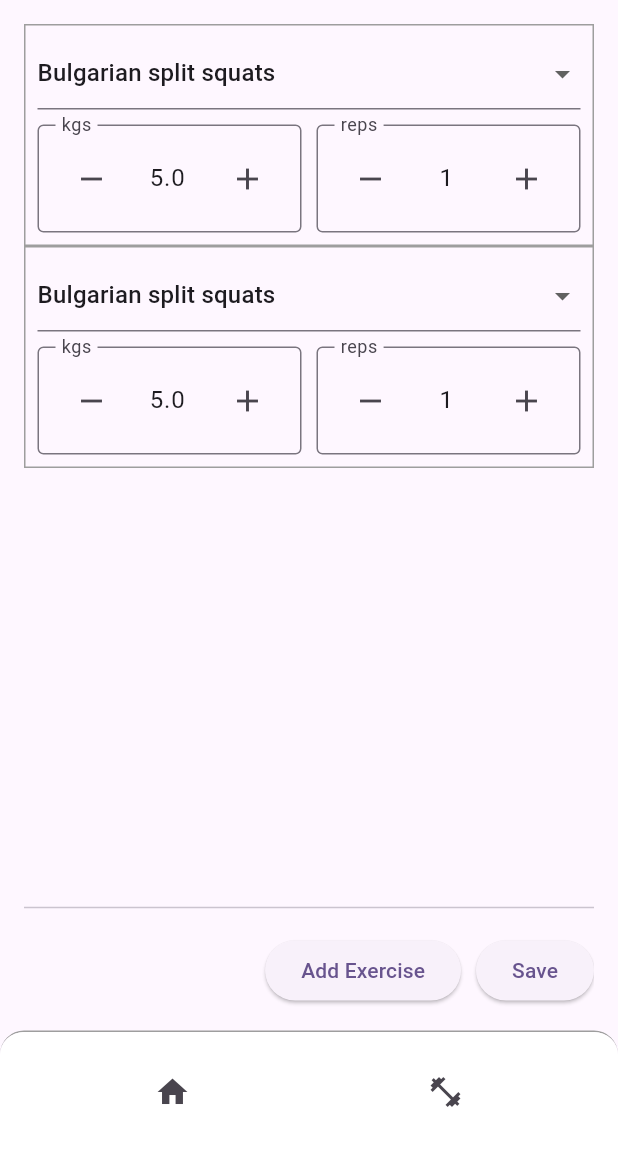
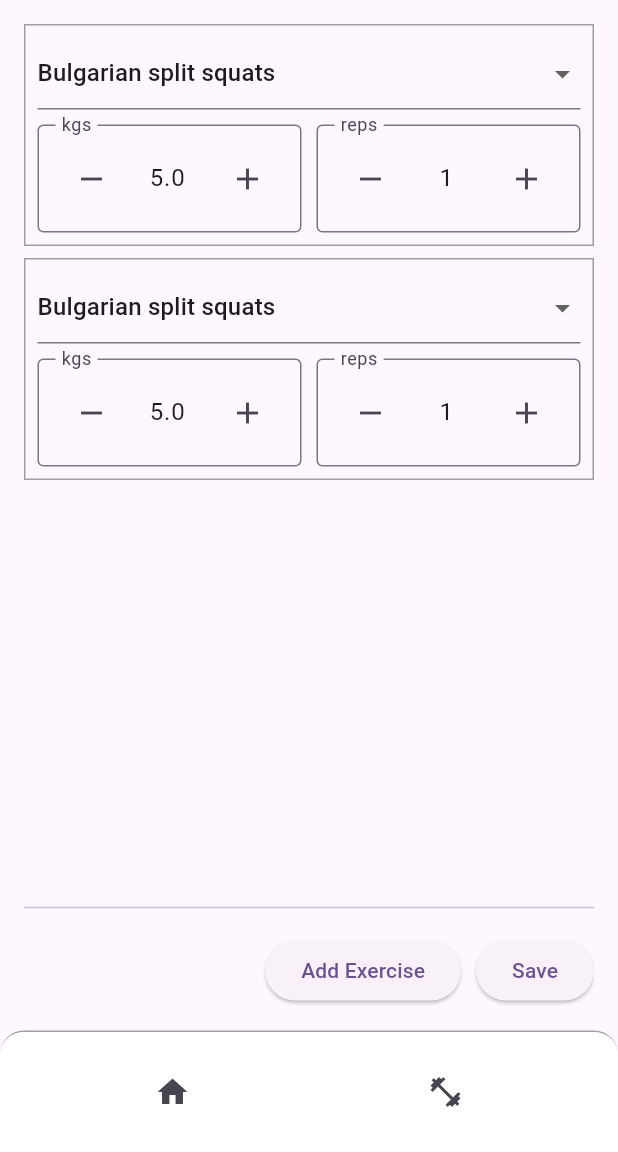
Before and after one commit to Fabs97/fitsanny, a Flutter app: the screen it shows after launch, after a tap on the "fitness center" icon, after a tap on "Add Exercise", on a phone screen of 412 x 824 dp, the part 84-1236 px from its top. Run offline on Flutter 3.47's test engine with Material 3 defaults, Android fonts, the phone set to English and light mode, and no system bars; drawn by our look-alikes of flutter_form_builder; our stand-ins replace flutter_bloc, go_router, sqflite; accounts and stored records are empty.

Commit message:
minor refactor

```diff
--- a/lib/pages/training/training_form.dart
+++ b/lib/pages/training/training_form.dart
@@ -24,7 +24,7 @@ class _TrainingFormState extends State<TrainingForm> {
         children: [
           Expanded(
             child: SingleChildScrollView(
-              child: Column(children: _exerciseRows),
+              child: Column(spacing: 8.0, children: _exerciseRows),
             ),
           ),
           Divider(),
--- a/lib/router.dart
+++ b/lib/router.dart
@@ -1,25 +1,13 @@
-import 'package:fitsanny/bottom_bar.dart';
 import 'package:fitsanny/pages/home/home.dart';
 import 'package:fitsanny/pages/training/training_home.dart';
-import 'package:flutter/material.dart';
+import 'package:fitsanny/shell_route_builder.dart';
 import 'package:go_router/go_router.dart';
 
 final _router = GoRouter(
   initialLocation: '/home',
   routes: [
     ShellRoute(
-      builder: (context, state, child) {
-        return Scaffold(
-          appBar: AppBar(
-            backgroundColor: Theme.of(context).colorScheme.inversePrimary,
-            title: Text('Fit Sanny'),
-          ),
-          body: SafeArea(
-            child: Padding(padding: const EdgeInsets.all(16.0), child: child),
-          ),
-          bottomNavigationBar: AppBottomBar(),
-        );
-      },
+      builder: shellRouteBuilder,
       routes: [
         GoRoute(
           path: '/home',
--- /dev/null
+++ b/lib/shell_route_builder.dart
@@ -0,0 +1,18 @@
+import 'package:fitsanny/bottom_bar.dart';
+import 'package:flutter/material.dart';
+import 'package:go_router/go_router.dart';
+
+Widget shellRouteBuilder(
+  BuildContext context,
+  GoRouterState state,
+  Widget child,
+) => Scaffold(
+  appBar: AppBar(
+    backgroundColor: Theme.of(context).colorScheme.inversePrimary,
+    title: Text('Fit Sanny'),
+  ),
+  body: SafeArea(
+    child: Padding(padding: const EdgeInsets.all(16.0), child: child),
+  ),
+  bottomNavigationBar: AppBottomBar(),
+);
```
